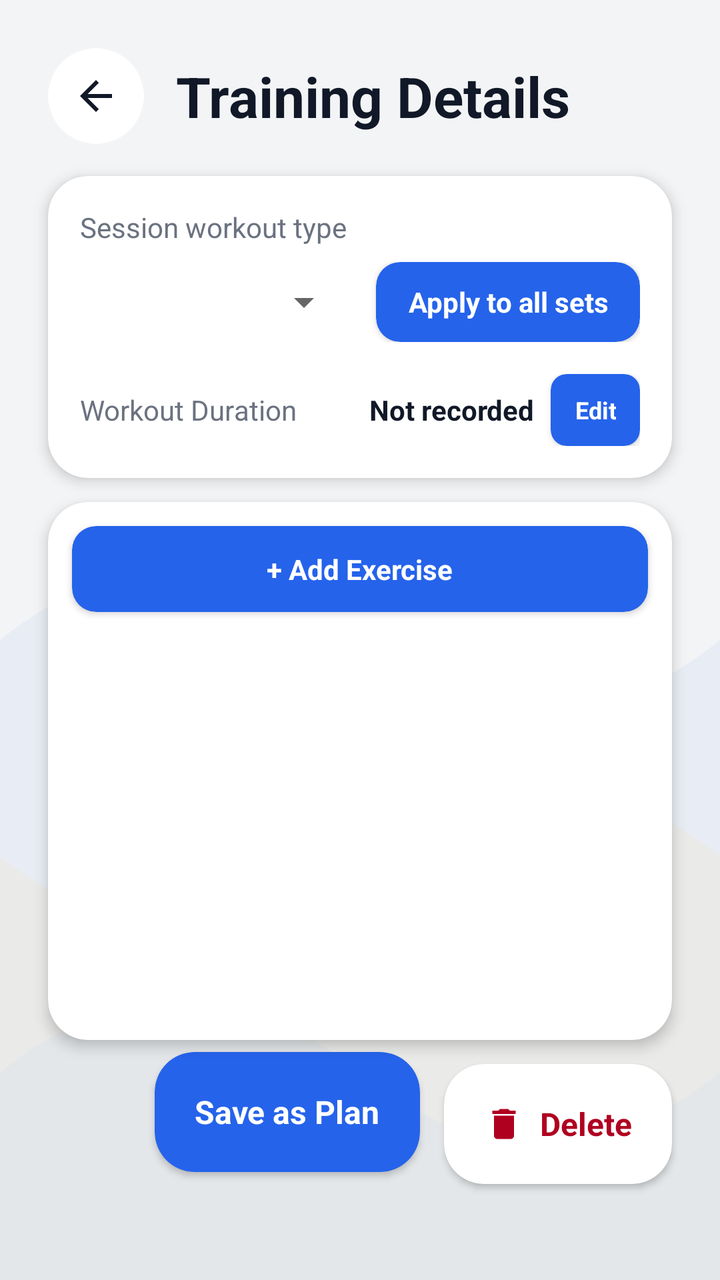
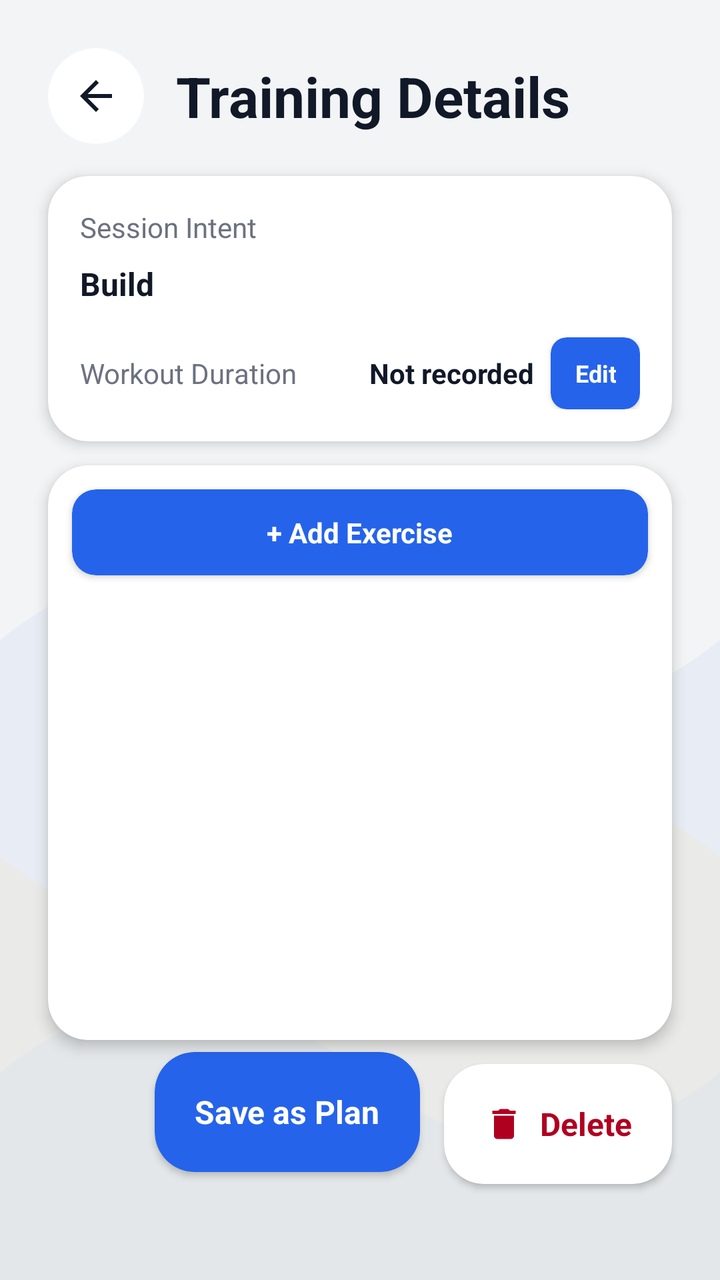

Before-and-after screenshots of an Android layout around one commit, followed by the original layout XML and the change that was made.
<!-- AndroidManifest.xml: application theme Theme.Fitness -->
<!-- res/layout/activity_training_detail.xml -->
<?xml version="1.0" encoding="utf-8"?>
<androidx.constraintlayout.widget.ConstraintLayout xmlns:android="http://schemas.android.com/apk/res/android"
    xmlns:app="http://schemas.android.com/apk/res-auto"
    xmlns:tools="http://schemas.android.com/tools"
    android:layout_width="match_parent"
    android:layout_height="match_parent"
    android:background="@color/fitness_background"
    android:fitsSystemWindows="true"
    tools:context=".activities.TrainingDetailActivity">

    
    <ImageView
        android:id="@+id/image_bg_animation"
        android:layout_width="match_parent"
        android:layout_height="match_parent"
        android:scaleType="centerCrop"
        android:alpha="1.0"
        app:layout_constraintBottom_toBottomOf="parent"
        app:layout_constraintEnd_toEndOf="parent"
        app:layout_constraintStart_toStartOf="parent"
        app:layout_constraintTop_toTopOf="parent"
        app:srcCompat="@drawable/avd_background_flow" />

    <androidx.core.widget.NestedScrollView
        android:layout_width="match_parent"
        android:layout_height="match_parent"
        android:background="@android:color/transparent"
        android:clipToPadding="false"
        android:fillViewport="true">

        <androidx.constraintlayout.widget.ConstraintLayout
            android:layout_width="match_parent"
            android:layout_height="wrap_content"
            android:clipChildren="false"
            android:clipToPadding="false"
            android:padding="24dp">

            
            <androidx.cardview.widget.CardView
                android:id="@+id/button_back"
                android:layout_width="48dp"
                android:layout_height="48dp"
                android:clickable="true"
                android:focusable="true"
                android:foreground="?attr/selectableItemBackground"
                app:cardBackgroundColor="@color/fitness_card_background"
                app:cardCornerRadius="24dp"
                app:cardElevation="0dp"
                app:layout_constraintStart_toStartOf="parent"
                app:layout_constraintTop_toTopOf="parent">

                <ImageButton
                    android:layout_width="match_parent"
                    android:layout_height="match_parent"
                    android:background="@android:color/transparent"
                    android:contentDescription="@string/progress_back_content_description"
                    android:padding="12dp"
                    android:src="@drawable/ic_arrow_back_24"
                    app:tint="@color/fitness_text_primary" />
            </androidx.cardview.widget.CardView>

            <TextView
                android:id="@+id/text_title"
                android:layout_width="0dp"
                android:layout_height="wrap_content"
                android:layout_marginStart="16dp"
                android:text="Training Details"
                android:textColor="@color/fitness_text_primary"
                android:textSize="28sp"
                android:textStyle="bold"
                app:layout_constraintBottom_toBottomOf="@id/button_back"
                app:layout_constraintEnd_toEndOf="parent"
                app:layout_constraintStart_toEndOf="@id/button_back"
                app:layout_constraintTop_toTopOf="@id/button_back" />

            
            <androidx.cardview.widget.CardView
                android:id="@+id/card_session_type"
                android:layout_width="match_parent"
                android:layout_height="wrap_content"
                android:layout_marginTop="16dp"
                app:cardBackgroundColor="@color/fitness_card_background"
                app:cardCornerRadius="20dp"
                app:cardElevation="4dp"
                app:layout_constraintEnd_toEndOf="parent"
                app:layout_constraintStart_toStartOf="parent"
                app:layout_constraintTop_toBottomOf="@id/button_back">

                <LinearLayout
                    android:layout_width="match_parent"
                    android:layout_height="wrap_content"
                    android:orientation="vertical"
                    android:padding="16dp">

                    <TextView
                        android:id="@+id/text_session_type_label"
                        android:layout_width="wrap_content"
                        android:layout_height="wrap_content"
                        android:text="Session workout type"
                        android:textColor="@color/fitness_text_secondary"
                        android:textSize="14sp" />

                    <LinearLayout
                        android:layout_width="match_parent"
                        android:layout_height="wrap_content"
                        android:layout_marginTop="8dp"
                        android:gravity="center_vertical"
                        android:orientation="horizontal">

                        <Spinner
                            android:id="@+id/spinner_session_type"
                            android:layout_width="0dp"
                            android:layout_height="wrap_content"
                            android:layout_weight="1" />

                        <androidx.cardview.widget.CardView
                            android:id="@+id/button_apply_session_type"
                            android:layout_width="wrap_content"
                            android:layout_height="40dp"
                            android:layout_marginStart="12dp"
                            android:clickable="true"
                            android:focusable="true"
                            android:foreground="?attr/selectableItemBackground"
                            app:cardBackgroundColor="@color/fitness_primary"
                            app:cardCornerRadius="12dp"
                            app:cardElevation="2dp">

                            <TextView
                                android:layout_width="wrap_content"
                                android:layout_height="match_parent"
                                android:gravity="center"
                                android:paddingStart="16dp"
                                android:paddingEnd="16dp"
                                android:text="Apply to all sets"
                                android:textColor="@color/white"
                                android:textSize="14sp"
                                android:textStyle="bold" />
                        </androidx.cardview.widget.CardView>
                    </LinearLayout>

                    
                    <LinearLayout
                        android:layout_width="match_parent"
                        android:layout_height="wrap_content"
                        android:layout_marginTop="16dp"
                        android:gravity="center_vertical"
                        android:orientation="horizontal">

                        <TextView
                            android:layout_width="0dp"
                            android:layout_height="wrap_content"
                            android:layout_weight="1"
                            android:text="Workout Duration"
                            android:textColor="@color/fitness_text_secondary"
                            android:textSize="14sp" />

                        <TextView
                            android:id="@+id/text_workout_duration"
                            android:layout_width="wrap_content"
                            android:layout_height="wrap_content"
                            android:layout_marginEnd="8dp"
                            android:text="Not recorded"
                            android:textColor="@color/fitness_text_primary"
                            android:textSize="14sp"
                            android:textStyle="bold" />

                        <androidx.cardview.widget.CardView
                            android:id="@+id/button_edit_duration"
                            android:layout_width="wrap_content"
                            android:layout_height="36dp"
                            android:clickable="true"
                            android:focusable="true"
                            android:foreground="?attr/selectableItemBackground"
                            app:cardBackgroundColor="@color/fitness_primary"
                            app:cardCornerRadius="8dp"
                            app:cardElevation="2dp">

                            <TextView
                                android:layout_width="wrap_content"
                                android:layout_height="match_parent"
                                android:gravity="center"
                                android:paddingStart="12dp"
                                android:paddingEnd="12dp"
                                android:text="Edit"
                                android:textColor="@color/white"
                                android:textSize="12sp"
                                android:textStyle="bold" />
                        </androidx.cardview.widget.CardView>
                    </LinearLayout>
                </LinearLayout>
            </androidx.cardview.widget.CardView>

            
            <androidx.cardview.widget.CardView
                android:id="@+id/card_exercises_list"
                android:layout_width="match_parent"
                android:layout_height="0dp"
                android:layout_marginTop="12dp"
                android:layout_marginBottom="12dp"
                app:cardBackgroundColor="@color/fitness_card_background"
                app:cardCornerRadius="20dp"
                app:cardElevation="4dp"
                app:layout_constraintBottom_toTopOf="@id/button_delete"
                app:layout_constraintEnd_toEndOf="parent"
                app:layout_constraintStart_toStartOf="parent"
                app:layout_constraintTop_toBottomOf="@id/card_session_type">

                <LinearLayout
                    android:layout_width="match_parent"
                    android:layout_height="match_parent"
                    android:orientation="vertical">

                    
                    <androidx.cardview.widget.CardView
                        android:id="@+id/button_add_exercise"
                        android:layout_width="match_parent"
                        android:layout_height="wrap_content"
                        android:layout_margin="12dp"
                        android:clickable="true"
                        android:focusable="true"
                        android:foreground="?attr/selectableItemBackground"
                        app:cardBackgroundColor="@color/fitness_primary"
                        app:cardCornerRadius="12dp"
                        app:cardElevation="2dp">

                        <LinearLayout
                            android:layout_width="match_parent"
                            android:layout_height="wrap_content"
                            android:gravity="center"
                            android:orientation="horizontal"
                            android:padding="12dp">

                            <TextView
                                android:layout_width="wrap_content"
                                android:layout_height="wrap_content"
                                android:text="+ Add Exercise"
                                android:textColor="@color/white"
                                android:textSize="14sp"
                                android:textStyle="bold" />
                        </LinearLayout>
                    </androidx.cardview.widget.CardView>

                    <androidx.recyclerview.widget.RecyclerView
                        android:id="@+id/recycler_view_training_detail"
                        android:layout_width="match_parent"
                        android:layout_height="0dp"
                        android:layout_weight="1"
                        android:padding="12dp"
                        android:clipToPadding="false"
                        android:clipChildren="false" />
                </LinearLayout>
            </androidx.cardview.widget.CardView>

            
            <androidx.cardview.widget.CardView
                android:id="@+id/button_save_as_plan"
                android:layout_width="wrap_content"
                android:layout_height="60dp"
                android:layout_marginEnd="12dp"
                android:layout_marginBottom="24dp"
                android:clickable="true"
                android:focusable="true"
                android:foreground="?attr/selectableItemBackground"
                app:cardBackgroundColor="@color/fitness_primary"
                app:cardCornerRadius="20dp"
                app:cardElevation="2dp"
                app:layout_constraintBottom_toBottomOf="parent"
                app:layout_constraintEnd_toStartOf="@id/button_delete"
                app:layout_constraintTop_toBottomOf="@id/card_exercises_list">

                <LinearLayout
                    android:layout_width="wrap_content"
                    android:layout_height="match_parent"
                    android:gravity="center"
                    android:orientation="horizontal"
                    android:paddingStart="20dp"
                    android:paddingEnd="20dp">

                    <TextView
                        android:layout_width="wrap_content"
                        android:layout_height="wrap_content"
                        android:text="Save as Plan"
                        android:textColor="@color/white"
                        android:textSize="16sp"
                        android:textStyle="bold" />
                </LinearLayout>
            </androidx.cardview.widget.CardView>

            
            <androidx.cardview.widget.CardView
                android:id="@+id/button_delete"
                android:layout_width="wrap_content"
                android:layout_height="60dp"
                android:layout_marginBottom="24dp"
                android:clickable="true"
                android:focusable="true"
                android:foreground="?attr/selectableItemBackground"
                app:cardBackgroundColor="@color/fitness_card_background"
                app:cardCornerRadius="20dp"
                app:cardElevation="2dp"
                app:layout_constraintBottom_toBottomOf="parent"
                app:layout_constraintEnd_toEndOf="parent"
                app:layout_constraintTop_toBottomOf="@id/card_exercises_list">

                <LinearLayout
                    android:layout_width="wrap_content"
                    android:layout_height="match_parent"
                    android:gravity="center"
                    android:orientation="horizontal"
                    android:paddingStart="20dp"
                    android:paddingEnd="20dp">

                    <ImageView
                        android:layout_width="20dp"
                        android:layout_height="20dp"
                        android:src="@drawable/ic_delete"
                        app:tint="@color/design_default_color_error" />

                    <TextView
                        android:layout_width="wrap_content"
                        android:layout_height="wrap_content"
                        android:layout_marginStart="8dp"
                        android:text="Delete"
                        android:textColor="@color/design_default_color_error"
                        android:textSize="16sp"
                        android:textStyle="bold" />
                </LinearLayout>
            </androidx.cardview.widget.CardView>

        </androidx.constraintlayout.widget.ConstraintLayout>
    </androidx.core.widget.NestedScrollView>
</androidx.constraintlayout.widget.ConstraintLayout>
<!-- resources referenced by this layout -->
<resources>
  <color name="fitness_background">#F3F4F6</color>
  <color name="fitness_card_background">#FFFFFF</color>
  <color name="fitness_primary">#2563EB</color>
  <color name="fitness_text_primary">#111827</color>
  <color name="fitness_text_secondary">#6B7280</color>
  <color name="white">#FFFFFFFF</color>
  <!-- drawable ic_arrow_back_24 (drawable) -->
  <vector xmlns:android="http://schemas.android.com/apk/res/android"
      android:width="24dp"
      android:height="24dp"
      android:viewportWidth="24.0"
      android:viewportHeight="24.0"
      android:tint="?attr/colorControlNormal">
    <path
        android:fillColor="@android:color/white"
        android:pathData="M20,11H7.83l5.59,-5.59L12,4l-8,8 8,8 1.41,-1.41L7.83,13H20v-2z"/>
  </vector>
  <!-- drawable ic_delete (drawable) -->
  <vector xmlns:android="http://schemas.android.com/apk/res/android"
      android:width="24dp"
      android:height="24dp"
      android:viewportWidth="24.0"
      android:viewportHeight="24.0"
      android:tint="@color/fitness_primary">
      <path
          android:fillColor="@android:color/white"
          android:pathData="M6,19c0,1.1 0.9,2 2,2h8c1.1,0 2,-0.9 2,-2V7H6v12zM19,4h-3.5l-1,-1h-5l-1,1H5v2h14V4z" />
  </vector>
  <string name="progress_back_content_description">Navigate back</string>
  <style name="Theme.Fitness" parent="Theme.MaterialComponents.DayNight.NoActionBar">
          
          <item name="colorPrimary">@color/fitness_primary</item>
          <item name="colorPrimaryVariant">@color/fitness_primary_dark</item>
          <item name="colorOnPrimary">@color/white</item>
          
          <item name="colorSecondary">@color/fitness_accent</item>
          <item name="colorSecondaryVariant">@color/fitness_accent</item>
          <item name="colorOnSecondary">@color/white</item>
          
          <item name="android:windowBackground">@color/fitness_background</item>
          <item name="colorSurface">@color/fitness_card_background</item>
          
          <item name="android:textColorPrimary">@color/fitness_text_primary</item>
          <item name="android:textColorSecondary">@color/fitness_text_secondary</item>
          
          <item name="android:statusBarColor">@color/fitness_background</item>
          <item name="android:windowLightStatusBar">true</item>
          
          
          <item name="materialAlertDialogTheme">@style/ThemeOverlay.Fitness.MaterialAlertDialog</item>
      </style>
  <color name="fitness_primary_dark">#1E40AF</color>
  <color name="fitness_accent">#F59E0B</color>
  <!-- drawable bg_dialog_rounded (drawable) -->
  <?xml version="1.0" encoding="utf-8"?>
  <shape xmlns:android="http://schemas.android.com/apk/res/android"
      android:shape="rectangle">
      <solid android:color="@color/fitness_card_background" />
      <corners android:radius="24dp" />
  </shape>
  <style name="MaterialAlertDialog.Fitness.Title" parent="MaterialAlertDialog.MaterialComponents.Title.Text">
          <item name="android:textColor">@color/fitness_text_primary</item>
          <item name="android:textSize">20sp</item>
          <item name="android:textStyle">bold</item>
      </style>
  <style name="MaterialAlertDialog.Fitness.Body" parent="MaterialAlertDialog.MaterialComponents.Body.Text">
          <item name="android:textColor">@color/fitness_text_primary</item>
          <item name="android:textSize">15sp</item>
      </style>
  <style name="MaterialAlertDialog.Fitness.Button" parent="Widget.MaterialComponents.Button.TextButton.Dialog">
          <item name="android:textColor">@color/fitness_primary</item>
          <item name="android:textSize">15sp</item>
          <item name="android:textStyle">bold</item>
      </style>
  <!-- unchanged entries left out for length: 2 -->
</resources>

<!-- the commit's change to res/layout/activity_training_detail.xml (unified diff, before → after) -->
@@ -5,7 +5,6 @@
     android:layout_width="match_parent"
     android:layout_height="match_parent"
     android:background="@color/fitness_background"
-    android:fitsSystemWindows="true"
     tools:context=".activities.TrainingDetailActivity">
 
     
@@ -22,6 +21,7 @@
         app:srcCompat="@drawable/avd_background_flow" />
 
     <androidx.core.widget.NestedScrollView
+        android:id="@+id/scroll_view"
         android:layout_width="match_parent"
         android:layout_height="match_parent"
         android:background="@android:color/transparent"
@@ -29,6 +29,7 @@
         android:fillViewport="true">
 
         <androidx.constraintlayout.widget.ConstraintLayout
+            android:id="@+id/scroll_content"
             android:layout_width="match_parent"
             android:layout_height="wrap_content"
             android:clipChildren="false"
@@ -75,7 +76,7 @@
 
             
             <androidx.cardview.widget.CardView
-                android:id="@+id/card_session_type"
+                android:id="@+id/card_session_intent"
                 android:layout_width="match_parent"
                 android:layout_height="wrap_content"
                 android:layout_marginTop="16dp"
@@ -93,50 +94,21 @@
                     android:padding="16dp">
 
                     <TextView
-                        android:id="@+id/text_session_type_label"
                         android:layout_width="wrap_content"
                         android:layout_height="wrap_content"
-                        android:text="Session workout type"
+                        android:text="Session Intent"
                         android:textColor="@color/fitness_text_secondary"
                         android:textSize="14sp" />
 
-                    <LinearLayout
-                        android:layout_width="match_parent"
+                    <TextView
+                        android:id="@+id/text_dominant_intent"
+                        android:layout_width="wrap_content"
                         android:layout_height="wrap_content"
                         android:layout_marginTop="8dp"
-                        android:gravity="center_vertical"
-                        android:orientation="horizontal">
-
-                        <Spinner
-                            android:id="@+id/spinner_session_type"
-                            android:layout_width="0dp"
-                            android:layout_height="wrap_content"
-                            android:layout_weight="1" />
-
-                        <androidx.cardview.widget.CardView
-                            android:id="@+id/button_apply_session_type"
-                            android:layout_width="wrap_content"
-                            android:layout_height="40dp"
-                            android:layout_marginStart="12dp"
-                            android:clickable="true"
-                            android:focusable="true"
-                            android:foreground="?attr/selectableItemBackground"
-                            app:cardBackgroundColor="@color/fitness_primary"
-                            app:cardCornerRadius="12dp"
-                            app:cardElevation="2dp">
-
-                            <TextView
-                                android:layout_width="wrap_content"
-                                android:layout_height="match_parent"
-                                android:gravity="center"
-                                android:paddingStart="16dp"
-                                android:paddingEnd="16dp"
-                                android:text="Apply to all sets"
-                                android:textColor="@color/white"
-                                android:textSize="14sp"
-                                android:textStyle="bold" />
-                        </androidx.cardview.widget.CardView>
-                    </LinearLayout>
+                        android:text="Build"
+                        android:textColor="@color/fitness_text_primary"
+                        android:textSize="16sp"
+                        android:textStyle="bold" />
 
                     
                     <LinearLayout
@@ -203,7 +175,7 @@
                 app:layout_constraintBottom_toTopOf="@id/button_delete"
                 app:layout_constraintEnd_toEndOf="parent"
                 app:layout_constraintStart_toStartOf="parent"
-                app:layout_constraintTop_toBottomOf="@id/card_session_type">
+                app:layout_constraintTop_toBottomOf="@id/card_session_intent">
 
                 <LinearLayout
                     android:layout_width="match_parent"
<!-- resource entries referenced after the edit -->
@@ -45,8 +45,13 @@
           <item name="android:textColorPrimary">@color/fitness_text_primary</item>
           <item name="android:textColorSecondary">@color/fitness_text_secondary</item>
           
-          <item name="android:statusBarColor">@color/fitness_background</item>
+          <item name="android:statusBarColor">@android:color/transparent</item>
           <item name="android:windowLightStatusBar">true</item>
+          
+          
+          <item name="android:navigationBarColor">@android:color/transparent</item>
+          <item name="android:windowLightNavigationBar" tools:targetApi="o_mr1">true</item>
+          <item name="android:windowDrawsSystemBarBackgrounds">true</item>
           
           
           <item name="materialAlertDialogTheme">@style/ThemeOverlay.Fitness.MaterialAlertDialog</item>
